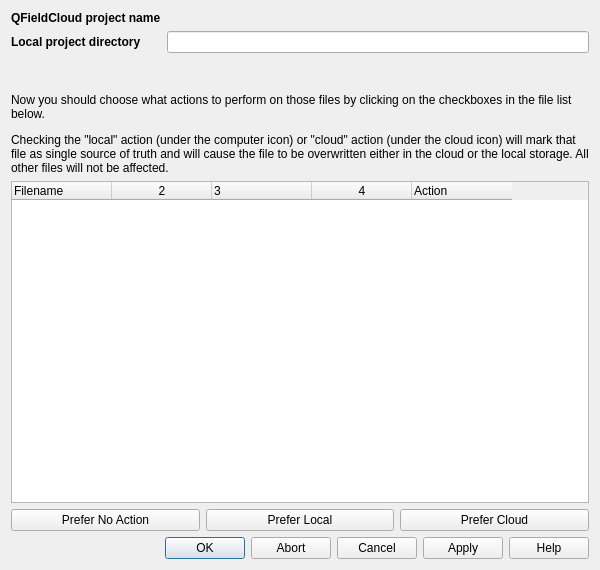
The window that qfieldsync/ui/cloud_transfer_dialog.ui (opengisch/qfieldsync) describes before a commit, drawn with Qt 5.
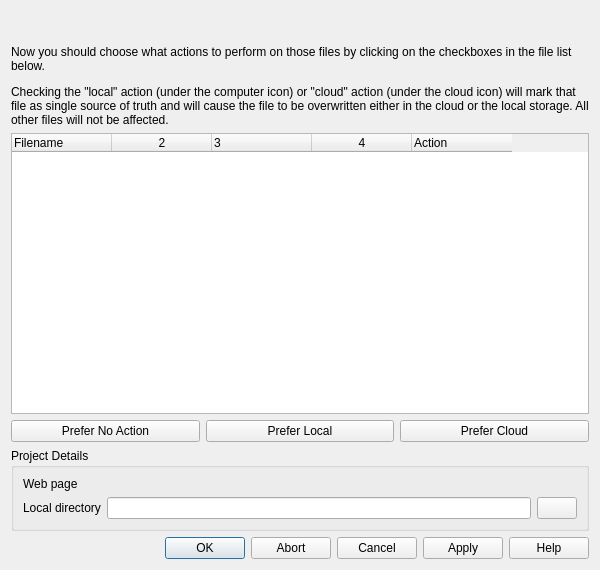
The same window after the commit. The open tabs and pages were chosen to show the change. Icons and pictures are not drawn. Custom widgets are drawn as their Qt base class.

Commit message: Fix broken project name hyperlink, fix local directory stylesheet on dark themes, improve layout

Patch:
```diff
--- a/qfieldsync/ui/cloud_transfer_dialog.ui
+++ b/qfieldsync/ui/cloud_transfer_dialog.ui
@@ -376,57 +376,6 @@
        <property name="bottomMargin">
         <number>0</number>
        </property>
-       <item>
-        <layout class="QVBoxLayout" name="verticalLayout_7">
-         <item>
-          <layout class="QFormLayout" name="formLayout">
-           <item row="0" column="0">
-            <widget class="QLabel" name="cloudProjectNameLabel">
-             <property name="font">
-              <font>
-               <weight>75</weight>
-               <bold>true</bold>
-              </font>
-             </property>
-             <property name="text">
-              <string>QFieldCloud project name</string>
-             </property>
-            </widget>
-           </item>
-           <item row="0" column="1">
-            <widget class="QLabel" name="cloudProjectNameValueLabel">
-             <property name="text">
-              <string/>
-             </property>
-            </widget>
-           </item>
-           <item row="1" column="0">
-            <widget class="QLabel" name="projectLocalDirLabel">
-             <property name="font">
-              <font>
-               <weight>75</weight>
-               <bold>true</bold>
-              </font>
-             </property>
-             <property name="text">
-              <string>Local project directory</string>
-             </property>
-            </widget>
-           </item>
-           <item row="1" column="1">
-            <widget class="QLineEdit" name="projectLocalDirValueLineEdit">
-             <property name="styleSheet">
-              <string notr="true">[readOnly=&quot;true&quot;] {color: #808080; background-color: #F0F0F0;}</string>
-             </property>
-             <property name="readOnly">
-              <bool>true</bool>
-             </property>
-            </widget>
-           </item>
-          </layout>
-         </item>
-        </layout>
-       </item>
        <item>
         <widget class="QLabel" name="explanationLabel">
          <property name="text">
@@ -529,6 +478,74 @@
          </item>
         </layout>
        </item>
+       <item>
+        <widget class="QgsCollapsibleGroupBox" name="projectDetailsGroupBox">
+         <property name="title">
+          <string>Project Details</string>
+         </property>
+         <property name="saveCollapsedState" stdset="0">
+          <bool>true</bool>
+         </property>
+         <property name="collapsed" stdset="0">
+          <bool>false</bool>
+         </property>
+         <layout class="QVBoxLayout" name="verticalLayout_7">
+          <item>
+           <layout class="QFormLayout" name="formLayout">
+            <item row="0" column="0">
+             <widget class="QLabel" name="cloudProjectNameLabel">
+              <property name="text">
+               <string>Web page</string>
+              </property>
+             </widget>
+            </item>
+            <item row="0" column="1">
+             <widget class="QLabel" name="cloudProjectNameValueLabel">
+              <property name="text">
+               <string/>
+              </property>
+             </widget>
+            </item>
+            <item row="1" column="0">
+             <widget class="QLabel" name="projectLocalDirLabel">
+              <property name="text">
+               <string>Local directory</string>
+              </property>
+             </widget>
+            </item>
+            <item row="1" column="1">
+             <layout class="QHBoxLayout" name="localDirHBoxLayout">
+              <item>
+               <widget class="QLineEdit" name="projectLocalDirValueLineEdit">
+                <property name="styleSheet">
+                 <string notr="true">[readOnly=&quot;true&quot;] {color: palette(shadow );}</string>
+                </property>
+                <property name="readOnly">
+                 <bool>true</bool>
+                </property>
+               </widget>
+              </item>
+              <item>
+               <widget class="QPushButton" name="localDirOpenButton">
+                <property name="toolTip">
+                 <string>Open in external file browser</string>
+                </property>
+                <property name="text">
+                 <string/>
+                </property>
+                <property name="icon">
+                 <iconset>
+                  <normaloff>../resources/launch.svg</normaloff>../resources/launch.svg</iconset>
+                </property>
+               </widget>
+              </item>
+             </layout>
+            </item>
+           </layout>
+          </item>
+         </layout>
+        </widget>
+       </item>
       </layout>
      </widget>
     </widget>
```
The commit also changes 1 other file.
